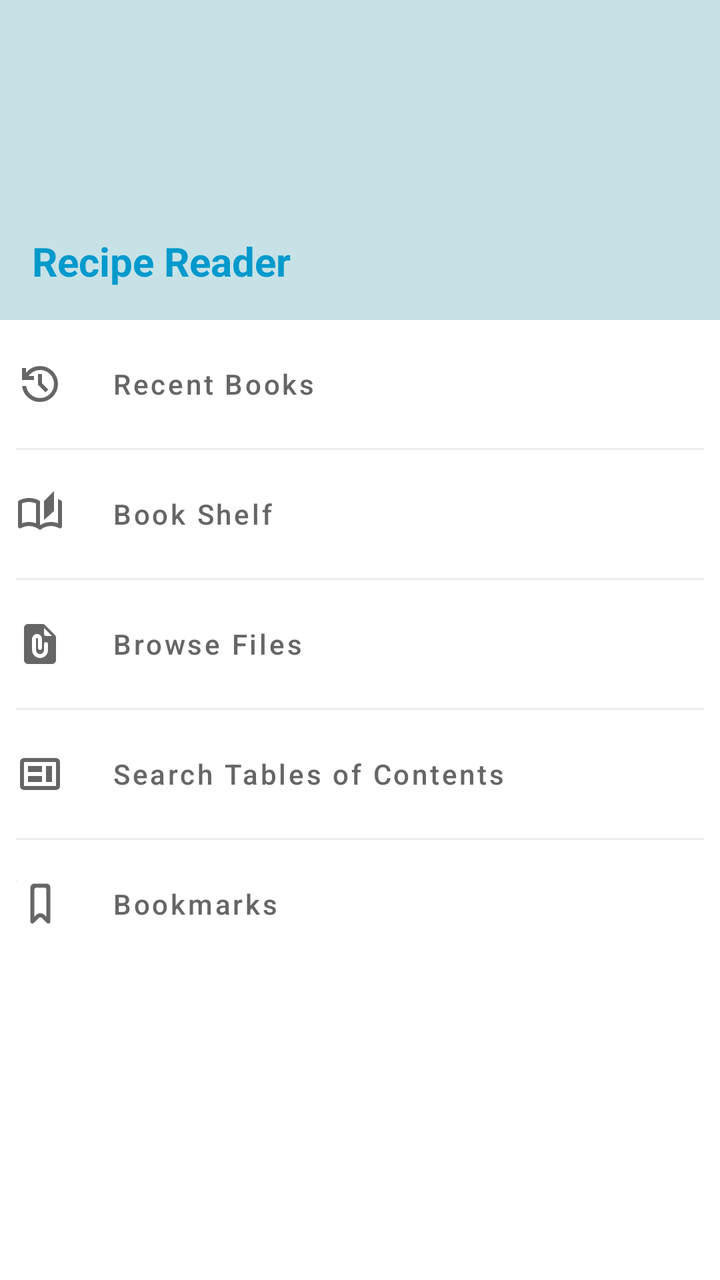
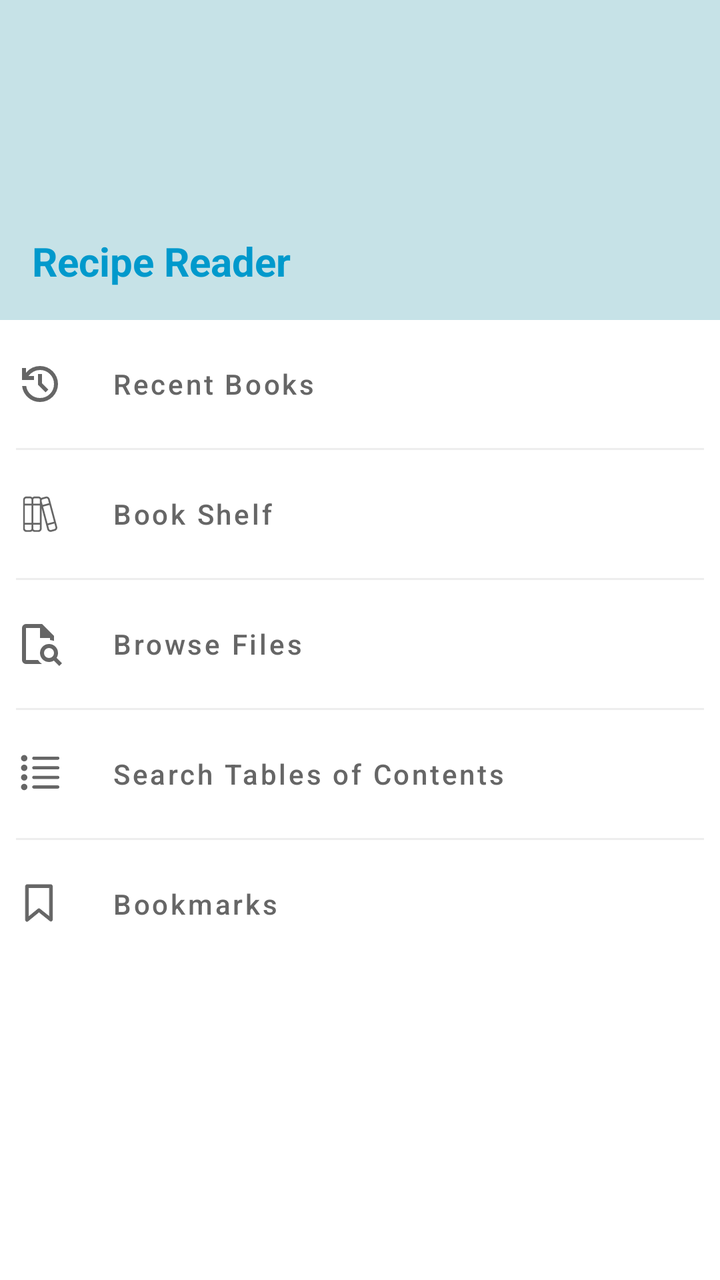

Compare the two renders of this Android layout. The source of the first and the diff that turns it into the second are given below.
<!-- AndroidManifest.xml: application theme Theme.RecipeBookReader -->
<!-- res/layout/fragment_control.xml -->
<?xml version="1.0" encoding="utf-8"?>
<androidx.constraintlayout.widget.ConstraintLayout xmlns:android="http://schemas.android.com/apk/res/android"
    xmlns:app="http://schemas.android.com/apk/res-auto"
    xmlns:tools="http://schemas.android.com/tools"
    android:layout_width="match_parent"
    android:layout_height="match_parent"
    android:background="@android:color/white">

    <View
        android:id="@+id/headerBackground"
        android:layout_width="match_parent"
        android:layout_height="160dp"
        android:background="@color/pastel_blue"
        app:layout_constraintTop_toTopOf="parent" />

    <TextView
        android:id="@+id/drawerTitle"
        android:layout_width="wrap_content"
        android:layout_height="wrap_content"
        android:layout_marginStart="16dp"
        android:layout_marginBottom="16dp"
        android:text="@string/recipe_reader"
        android:textColor="@android:color/holo_blue_dark"
        android:textSize="20sp"
        android:textStyle="bold"
        app:layout_constraintBottom_toBottomOf="@id/headerBackground"
        app:layout_constraintStart_toStartOf="parent" />

    <LinearLayout
        android:layout_width="match_parent"
        android:layout_height="0dp"
        android:orientation="vertical"
        android:padding="8dp"
        app:layout_constraintBottom_toBottomOf="parent"
        app:layout_constraintEnd_toEndOf="parent"
        app:layout_constraintStart_toStartOf="parent"
        app:layout_constraintTop_toBottomOf="@id/headerBackground"
        app:layout_constraintVertical_bias="0.0">


        <LinearLayout
            android:layout_width="wrap_content"
            android:layout_height="wrap_content"
            android:orientation="horizontal">

            <ImageView
                android:layout_width="match_parent"
                android:layout_height="match_parent"
                android:layout_marginEnd="16dp"
                android:contentDescription="@string/recently_viewed_books"
                android:src="@drawable/ic_recent_files" />

            <Button
                android:id="@+id/btnRecentBooks"
                style="@style/Widget.MaterialComponents.Button.TextButton"
                android:layout_width="match_parent"
                android:layout_height="wrap_content"
                android:gravity="start|center_vertical"
                android:text="@string/recent_books"
                android:textColor="@color/dark_gray"
                android:textAllCaps="false" />
        </LinearLayout>

        <View
            android:layout_width="match_parent"
            android:layout_height="1dp"
            android:layout_marginVertical="8dp"
            android:background="#EEEEEE" />

        <LinearLayout
            android:layout_width="wrap_content"
            android:layout_height="wrap_content"
            android:orientation="horizontal">

            <ImageView
                android:layout_width="match_parent"
                android:layout_height="match_parent"
                android:layout_marginEnd="16dp"
                android:contentDescription="@string/book_shelf_description"
                android:src="@drawable/ic_book_shelf_temp" />

            <Button
                android:id="@+id/btnBookShelf"
                style="@style/Widget.MaterialComponents.Button.TextButton"
                android:layout_width="match_parent"
                android:layout_height="wrap_content"
                android:gravity="start|center_vertical"
                android:text="@string/book_shelf"
                android:textColor="@color/dark_gray"
                android:textAllCaps="false" />
        </LinearLayout>

        <View
            android:layout_width="match_parent"
            android:layout_height="1dp"
            android:layout_marginVertical="8dp"
            android:background="#EEEEEE" />

        <LinearLayout
            android:layout_width="wrap_content"
            android:layout_height="wrap_content"
            android:orientation="horizontal">

            <ImageView
                android:layout_width="match_parent"
                android:layout_height="match_parent"
                android:layout_marginEnd="16dp"
                android:contentDescription="@string/open_file_browser"
                android:src="@drawable/ic_file_browser" />

            <Button
                android:id="@+id/btnBrowseFiles"
                style="@style/Widget.MaterialComponents.Button.TextButton"
                android:layout_width="match_parent"
                android:layout_height="wrap_content"
                android:gravity="start|center_vertical"
                android:text="@string/browse_files"
                android:textColor="@color/dark_gray"
                android:textAllCaps="false" />
        </LinearLayout>

        <View
            android:layout_width="match_parent"
            android:layout_height="1dp"
            android:layout_marginVertical="8dp"
            android:background="#EEEEEE" />

        <LinearLayout
            android:layout_width="wrap_content"
            android:layout_height="wrap_content"
            android:orientation="horizontal">

            <ImageView
                android:layout_width="match_parent"
                android:layout_height="match_parent"
                android:layout_marginEnd="16dp"
                android:contentDescription="@string/open_file_browser"
                android:src="@drawable/ic_toc" />

            <Button
                android:id="@+id/btnSearchEveryToc"
                style="@style/Widget.MaterialComponents.Button.TextButton"
                android:layout_width="match_parent"
                android:layout_height="wrap_content"
                android:gravity="start|center_vertical"
                android:text="@string/search_tables_of_contents"
                android:textColor="@color/dark_gray"
                android:textAllCaps="false" />
        </LinearLayout>
        <View
        android:layout_width="match_parent"
        android:layout_height="1dp"
        android:layout_marginVertical="8dp"
        android:background="#EEEEEE" />

        <LinearLayout
            android:layout_width="wrap_content"
            android:layout_height="wrap_content"
            android:orientation="horizontal">

            <ImageView
                android:layout_width="match_parent"
                android:layout_height="match_parent"
                android:layout_marginEnd="16dp"
                android:contentDescription="@string/open_file_browser"
                android:src="@drawable/ic_bookmark" />

            <Button
                android:id="@+id/btnBookmarks"
                style="@style/Widget.MaterialComponents.Button.TextButton"
                android:layout_width="match_parent"
                android:layout_height="wrap_content"
                android:gravity="start|center_vertical"
                android:text="@string/bookmarks"
                android:textColor="@color/dark_gray"
                android:textAllCaps="false" />
        </LinearLayout>

    </LinearLayout>

</androidx.constraintlayout.widget.ConstraintLayout>
<!-- resources referenced by this layout -->
<resources>
  <!-- drawable ic_book_shelf_temp (drawable) -->
  <vector xmlns:android="http://schemas.android.com/apk/res/android"
      android:width="24dp"
      android:height="24dp"
      android:tint="@color/dark_gray"
      android:viewportWidth="960"
      android:viewportHeight="960">
  
      <path
          android:fillColor="@android:color/white"
          android:pathData="M480,800Q432,762 376,741Q320,720 260,720Q218,720 177.5,731Q137,742 100,762Q79,773 59.5,761Q40,749 40,726L40,244Q40,233 45.5,223Q51,213 62,208Q108,184 158,172Q208,160 260,160Q318,160 373.5,175Q429,190 480,220L480,704Q531,672 587,656Q643,640 700,640Q736,640 770.5,646Q805,652 840,664Q840,664 840,664Q840,664 840,664L840,184Q855,189 869.5,194.5Q884,200 898,208Q909,213 914.5,223Q920,233 920,244L920,726Q920,749 900.5,761Q881,773 860,762Q823,742 782.5,731Q742,720 700,720Q640,720 584,741Q528,762 480,800ZM560,600L560,220L760,20L760,420L560,600ZM400,665L400,269Q367,255 331.5,247.5Q296,240 260,240Q223,240 188,247Q153,254 120,268Q120,268 120,268Q120,268 120,268L120,665Q120,665 120,665Q120,665 120,665Q155,652 189.5,646Q224,640 260,640Q296,640 330.5,646Q365,652 400,665ZM400,665Q400,665 400,665Q400,665 400,665Q400,665 400,665Q400,665 400,665Q400,665 400,665Q400,665 400,665L400,269Q400,269 400,269Q400,269 400,269Q400,269 400,269Q400,269 400,269Q400,269 400,269Q400,269 400,269L400,665Z" />
  
  </vector>
  <!-- drawable ic_bookmark (drawable) -->
  <vector xmlns:android="http://schemas.android.com/apk/res/android"
      android:width="24dp"
      android:height="24dp"
      android:tint="@color/dark_gray"
      android:viewportWidth="960"
      android:viewportHeight="960">
  
      <path
          android:fillColor="#55FFFFFF"
          android:pathData="M17,3H7c-1.1,0 -1.99,0.9 -1.99,2L5,21l7,-3 7,3V5c0,-1.1 -0.9,-2 -2,-2z" />
      <group
          android:scaleX="40"
          android:scaleY="40"
          android:translateX="288"
          android:translateY="72">
          <path
              android:fillColor="@color/white"
              android:pathData="M8,16.584 L7.199,15.783 C5.851,14.435 3.98,14.603 2.879,15.705 L2,16.584 L2,3 C2,2.448 2.448,2 3,2 L7,2 C7.552,2 8,2.448 8,3 L8,16.584 Z M8,0 L2,0 C0.895,0 0,0.896 0,2 L0,18.998 C0,19.887 1.076,20.336 1.707,19.705 L4.293,17.12 C4.683,16.729 5.317,16.729 5.707,17.12 L8.293,19.705 C8.924,20.336 10,19.887 10,18.998 L10,2 C10,0.896 9.105,0 8,0 L8,0 Z" />
      </group>
  </vector>
  <!-- drawable ic_file_browser (drawable) -->
  <vector xmlns:android="http://schemas.android.com/apk/res/android"
      android:width="24dp"
      android:height="24dp"
      android:tint="@color/dark_gray"
      android:viewportWidth="24"
      android:viewportHeight="24">
  
      <path
          android:fillColor="@android:color/white"
          android:pathData="M13.17,2H6C4.9,2 4,2.9 4,4v16c0,1.1 0.9,2 2,2h12c1.1,0 2,-0.9 2,-2V8.83c0,-0.53 -0.21,-1.04 -0.59,-1.41l-4.83,-4.83C14.21,2.21 13.7,2 13.17,2zM16,15c0,2.34 -2.01,4.21 -4.39,3.98C9.53,18.78 8,16.92 8,14.83l0,-5.19c0,-1.31 0.94,-2.5 2.24,-2.63C11.74,6.86 13,8.03 13,9.5V14c0,0.55 -0.45,1 -1,1h0c-0.55,0 -1,-0.45 -1,-1V9.5C11,9.22 10.78,9 10.5,9S10,9.22 10,9.5v5.39c0,1 0.68,1.92 1.66,2.08C12.92,17.18 14,16.21 14,15v-3c0,-0.55 0.45,-1 1,-1h0c0.55,0 1,0.45 1,1V15zM14,7V4l4,4h-3C14.45,8 14,7.55 14,7z" />
  
  </vector>
  <!-- drawable ic_toc (drawable) -->
  <vector xmlns:android="http://schemas.android.com/apk/res/android"
      android:width="24dp"
      android:height="24dp"
      android:autoMirrored="true"
      android:tint="@color/dark_gray"
      android:viewportWidth="960"
      android:viewportHeight="960">
  
      <path
          android:fillColor="@android:color/white"
          android:pathData="M240,640L520,640L520,520L240,520L240,640ZM600,640L720,640L720,320L600,320L600,640ZM240,440L520,440L520,320L240,320L240,440ZM160,800Q127,800 103.5,776.5Q80,753 80,720L80,240Q80,207 103.5,183.5Q127,160 160,160L800,160Q833,160 856.5,183.5Q880,207 880,240L880,720Q880,753 856.5,776.5Q833,800 800,800L160,800ZM160,720L800,720Q800,720 800,720Q800,720 800,720L800,240Q800,240 800,240Q800,240 800,240L160,240Q160,240 160,240Q160,240 160,240L160,720Q160,720 160,720Q160,720 160,720ZM160,720Q160,720 160,720Q160,720 160,720L160,240Q160,240 160,240Q160,240 160,240L160,240Q160,240 160,240Q160,240 160,240L160,720Q160,720 160,720Q160,720 160,720Z" />
  
  </vector>
  <!-- unchanged entries left out for length: 14 -->
</resources>

<!-- the commit's change to res/layout/fragment_control.xml (unified diff, before → after) -->
@@ -33,6 +33,7 @@
         android:padding="8dp"
         app:layout_constraintBottom_toBottomOf="parent"
         app:layout_constraintEnd_toEndOf="parent"
+        app:layout_constraintHorizontal_bias="1.0"
         app:layout_constraintStart_toStartOf="parent"
         app:layout_constraintTop_toBottomOf="@id/headerBackground"
         app:layout_constraintVertical_bias="0.0">
@@ -57,8 +58,8 @@
                 android:layout_height="wrap_content"
                 android:gravity="start|center_vertical"
                 android:text="@string/recent_books"
-                android:textColor="@color/dark_gray"
-                android:textAllCaps="false" />
+                android:textAllCaps="false"
+                android:textColor="@color/dark_gray" />
         </LinearLayout>
 
         <View
@@ -77,7 +78,7 @@
                 android:layout_height="match_parent"
                 android:layout_marginEnd="16dp"
                 android:contentDescription="@string/book_shelf_description"
-                android:src="@drawable/ic_book_shelf_temp" />
+                android:src="@drawable/ic_book_shelf" />
 
             <Button
                 android:id="@+id/btnBookShelf"
@@ -86,8 +87,8 @@
                 android:layout_height="wrap_content"
                 android:gravity="start|center_vertical"
                 android:text="@string/book_shelf"
-                android:textColor="@color/dark_gray"
-                android:textAllCaps="false" />
+                android:textAllCaps="false"
+                android:textColor="@color/dark_gray" />
         </LinearLayout>
 
         <View
@@ -106,7 +107,7 @@
                 android:layout_height="match_parent"
                 android:layout_marginEnd="16dp"
                 android:contentDescription="@string/open_file_browser"
-                android:src="@drawable/ic_file_browser" />
+                android:src="@drawable/ic_book_browser" />
 
             <Button
                 android:id="@+id/btnBrowseFiles"
@@ -115,8 +116,8 @@
                 android:layout_height="wrap_content"
                 android:gravity="start|center_vertical"
                 android:text="@string/browse_files"
-                android:textColor="@color/dark_gray"
-                android:textAllCaps="false" />
+                android:textAllCaps="false"
+                android:textColor="@color/dark_gray" />
         </LinearLayout>
 
         <View
@@ -135,7 +136,7 @@
                 android:layout_height="match_parent"
                 android:layout_marginEnd="16dp"
                 android:contentDescription="@string/open_file_browser"
-                android:src="@drawable/ic_toc" />
+                android:src="@drawable/ic_toc_svg" />
 
             <Button
                 android:id="@+id/btnSearchEveryToc"
@@ -144,14 +145,15 @@
                 android:layout_height="wrap_content"
                 android:gravity="start|center_vertical"
                 android:text="@string/search_tables_of_contents"
-                android:textColor="@color/dark_gray"
-                android:textAllCaps="false" />
+                android:textAllCaps="false"
+                android:textColor="@color/dark_gray" />
         </LinearLayout>
+
         <View
-        android:layout_width="match_parent"
-        android:layout_height="1dp"
-        android:layout_marginVertical="8dp"
-        android:background="#EEEEEE" />
+            android:layout_width="match_parent"
+            android:layout_height="1dp"
+            android:layout_marginVertical="8dp"
+            android:background="#EEEEEE" />
 
         <LinearLayout
             android:layout_width="wrap_content"
@@ -163,7 +165,7 @@
                 android:layout_height="match_parent"
                 android:layout_marginEnd="16dp"
                 android:contentDescription="@string/open_file_browser"
-                android:src="@drawable/ic_bookmark" />
+                android:src="@drawable/ic_bookmark_svg" />
 
             <Button
                 android:id="@+id/btnBookmarks"
@@ -172,8 +174,8 @@
                 android:layout_height="wrap_content"
                 android:gravity="start|center_vertical"
                 android:text="@string/bookmarks"
-                android:textColor="@color/dark_gray"
-                android:textAllCaps="false" />
+                android:textAllCaps="false"
+                android:textColor="@color/dark_gray" />
         </LinearLayout>
 
     </LinearLayout>
<!-- resource entries referenced after the edit -->
@@ -1,40 +1,37 @@
 <!-- resources referenced by this layout -->
 <resources>
-  <!-- drawable ic_book_shelf_temp (drawable) -->
+  <!-- drawable ic_book_browser (drawable) -->
   <vector xmlns:android="http://schemas.android.com/apk/res/android"
       android:width="24dp"
       android:height="24dp"
       android:tint="@color/dark_gray"
       android:viewportWidth="960"
       android:viewportHeight="960">
-  
+    <path
+        android:pathData="M200,160v241,-1 400,-640 200,-200ZM200,880q-33,0 -56.5,-23.5T120,800v-640q0,-33 23.5,-56.5T200,80h320l240,240v100q-19,-8 -39,-12.5t-41,-6.5v-41L480,360v-200L200,160v640h241q16,24 36,44.5T521,880L200,880ZM731,731q29,-29 29,-71t-29,-71q-29,-29 -71,-29t-71,29q-29,29 -29,71t29,71q29,29 71,29t71,-29ZM864,920 L756,812q-21,14 -45.5,21t-50.5,7q-75,0 -127.5,-52.5T480,660q0,-75 52.5,-127.5T660,480q75,0 127.5,52.5T840,660q0,26 -7,50.5T812,756L920,864l-56,56Z"
+        android:fillColor="@color/white"/>
+  </vector>
+  <!-- drawable ic_book_shelf: vector/xml drawable (drawable, 2179 chars, omitted) -->
+  <!-- drawable ic_bookmark_svg (drawable) -->
+  <vector xmlns:android="http://schemas.android.com/apk/res/android"
+      android:height="24dp"
+      android:viewportHeight="32"
+      android:tint="@color/dark_gray"
+      android:viewportWidth="32"
+      android:width="24dp">
+      <group
+          android:scaleX="0.8"
+          android:scaleY="0.8"
+          android:translateX="2.5"
+          android:translateY="2.5">
       <path
-          android:fillColor="@android:color/white"
-          android:pathData="M480,800Q432,762 376,741Q320,720 260,720Q218,720 177.5,731Q137,742 100,762Q79,773 59.5,761Q40,749 40,726L40,244Q40,233 45.5,223Q51,213 62,208Q108,184 158,172Q208,160 260,160Q318,160 373.5,175Q429,190 480,220L480,704Q531,672 587,656Q643,640 700,640Q736,640 770.5,646Q805,652 840,664Q840,664 840,664Q840,664 840,664L840,184Q855,189 869.5,194.5Q884,200 898,208Q909,213 914.5,223Q920,233 920,244L920,726Q920,749 900.5,761Q881,773 860,762Q823,742 782.5,731Q742,720 700,720Q640,720 584,741Q528,762 480,800ZM560,600L560,220L760,20L760,420L560,600ZM400,665L400,269Q367,255 331.5,247.5Q296,240 260,240Q223,240 188,247Q153,254 120,268Q120,268 120,268Q120,268 120,268L120,665Q120,665 120,665Q120,665 120,665Q155,652 189.5,646Q224,640 260,640Q296,640 330.5,646Q365,652 400,665ZM400,665Q400,665 400,665Q400,665 400,665Q400,665 400,665Q400,665 400,665Q400,665 400,665Q400,665 400,665L400,269Q400,269 400,269Q400,269 400,269Q400,269 400,269Q400,269 400,269Q400,269 400,269Q400,269 400,269L400,665Z" />
+          android:fillColor="@color/white"
+          android:pathData="M26,0.75h-20c-0.69,0 -1.25,0.56 -1.25,1.25v0,28.178c0,0.496 0.289,0.924 0.707,1.126l0.007,0.003c0.157,0.076 0.341,0.121 0.536,0.121 0.301,0 0.577,-0.107 0.793,-0.285l-0.002,0.002 9.218,-7.537 9.21,7.369c0.212,0.171 0.484,0.274 0.781,0.274 0.691,0 1.25,-0.56 1.25,-1.25v0,-28c-0,-0.69 -0.56,-1.25 -1.25,-1.25h-0zM24.75,27.398l-7.969,-6.375c-0.212,-0.17 -0.484,-0.273 -0.78,-0.273 -0.302,0 -0.578,0.107 -0.794,0.284l0.002,-0.002 -7.959,6.508v-24.291h17.5z"
+          android:strokeColor="#000000"/>
+      </group>
   
   </vector>
-  <!-- drawable ic_bookmark (drawable) -->
-  <vector xmlns:android="http://schemas.android.com/apk/res/android"
-      android:width="24dp"
-      android:height="24dp"
-      android:tint="@color/dark_gray"
-      android:viewportWidth="960"
-      android:viewportHeight="960">
-  
-      <path
-          android:fillColor="#55FFFFFF"
-          android:pathData="M17,3H7c-1.1,0 -1.99,0.9 -1.99,2L5,21l7,-3 7,3V5c0,-1.1 -0.9,-2 -2,-2z" />
-      <group
-          android:scaleX="40"
-          android:scaleY="40"
-          android:translateX="288"
-          android:translateY="72">
-          <path
-              android:fillColor="@color/white"
-              android:pathData="M8,16.584 L7.199,15.783 C5.851,14.435 3.98,14.603 2.879,15.705 L2,16.584 L2,3 C2,2.448 2.448,2 3,2 L7,2 C7.552,2 8,2.448 8,3 L8,16.584 Z M8,0 L2,0 C0.895,0 0,0.896 0,2 L0,18.998 C0,19.887 1.076,20.336 1.707,19.705 L4.293,17.12 C4.683,16.729 5.317,16.729 5.707,17.12 L8.293,19.705 C8.924,20.336 10,19.887 10,18.998 L10,2 C10,0.896 9.105,0 8,0 L8,0 Z" />
-      </group>
-  </vector>
-  <!-- drawable ic_file_browser (drawable) -->
+  <!-- drawable ic_toc_svg (drawable) -->
   <vector xmlns:android="http://schemas.android.com/apk/res/android"
       android:width="24dp"
       android:height="24dp"
@@ -42,24 +39,27 @@
       android:viewportWidth="24"
       android:viewportHeight="24">
   
-      <path
-          android:fillColor="@android:color/white"
-          android:pathData="M13.17,2H6C4.9,2 4,2.9 4,4v16c0,1.1 0.9,2 2,2h12c1.1,0 2,-0.9 2,-2V8.83c0,-0.53 -0.21,-1.04 -0.59,-1.41l-4.83,-4.83C14.21,2.21 13.7,2 13.17,2zM16,15c0,2.34 -2.01,4.21 -4.39,3.98C9.53,18.78 8,16.92 8,14.83l0,-5.19c0,-1.31 0.94,-2.5 2.24,-2.63C11.74,6.86 13,8.03 13,9.5V14c0,0.55 -0.45,1 -1,1h0c-0.55,0 -1,-0.45 -1,-1V9.5C11,9.22 10.78,9 10.5,9S10,9.22 10,9.5v5.39c0,1 0.68,1.92 1.66,2.08C12.92,17.18 14,16.21 14,15v-3c0,-0.55 0.45,-1 1,-1h0c0.55,0 1,0.45 1,1V15zM14,7V4l4,4h-3C14.45,8 14,7.55 14,7z" />
-  
-  </vector>
-  <!-- drawable ic_toc (drawable) -->
-  <vector xmlns:android="http://schemas.android.com/apk/res/android"
-      android:width="24dp"
-      android:height="24dp"
-      android:autoMirrored="true"
-      android:tint="@color/dark_gray"
-      android:viewportWidth="960"
-      android:viewportHeight="960">
-  
-      <path
-          android:fillColor="@android:color/white"
-          android:pathData="M240,640L520,640L520,520L240,520L240,640ZM600,640L720,640L720,320L600,320L600,640ZM240,440L520,440L520,320L240,320L240,440ZM160,800Q127,800 103.5,776.5Q80,753 80,720L80,240Q80,207 103.5,183.5Q127,160 160,160L800,160Q833,160 856.5,183.5Q880,207 880,240L880,720Q880,753 856.5,776.5Q833,800 800,800L160,800ZM160,720L800,720Q800,720 800,720Q800,720 800,720L800,240Q800,240 800,240Q800,240 800,240L160,240Q160,240 160,240Q160,240 160,240L160,720Q160,720 160,720Q160,720 160,720ZM160,720Q160,720 160,720Q160,720 160,720L160,240Q160,240 160,240Q160,240 160,240L160,240Q160,240 160,240Q160,240 160,240L160,720Q160,720 160,720Q160,720 160,720Z" />
-  
+      <group
+          android:scaleX="0.8"
+          android:scaleY="0.8"
+          android:translateX="2.5"
+          android:translateY="2.5">
+          <path
+              android:fillColor="@color/white"
+              android:pathData="M2,2m-2,0a2,2 0,1 1,4 0a2,2 0,1 1,-4 0" />
+          <path
+              android:fillColor="@color/white"
+              android:pathData="M2,8m-2,0a2,2 0,1 1,4 0a2,2 0,1 1,-4 0" />
+          <path
+              android:fillColor="@color/white"
+              android:pathData="M2,20m-2,0a2,2 0,1 1,4 0a2,2 0,1 1,-4 0" />
+          <path
+              android:fillColor="@color/white"
+              android:pathData="M2,14m-2,0a2,2 0,1 1,4 0a2,2 0,1 1,-4 0" />
+          <path
+              android:fillColor="@color/white"
+              android:pathData="M23.002,3H7.998C7.448,3 7,2.55 7,2.002v-0.004c0,-0.55 0.45,-0.998 0.998,-0.998H23c0.55,0 1,0.45 1,0.998V2c0,0.55 -0.45,1 -0.998,1zM23.002,9H7.998C7.448,9 7,8.55 7,8.002v-0.004c0,-0.55 0.45,-0.998 0.998,-0.998H23c0.55,0 1,0.45 1,0.998V8c0,0.55 -0.45,1 -0.998,1zM23.002,15H7.998c-0.55,0 -0.998,-0.45 -0.998,-0.998V14c0,-0.55 0.45,-1 0.998,-1H23c0.55,0 1,0.45 1,0.998V14c0,0.55 -0.45,1 -0.998,1zM23.002,21H7.998c-0.55,0 -0.998,-0.45 -0.998,-0.998V20c0,-0.55 0.45,-1 0.998,-1H23c0.55,0 1,0.45 1,0.998V20c0,0.55 -0.45,1 -0.998,1z" />
+      </group>
   </vector>
   <!-- unchanged entries left out for length: 14 -->
 </resources>
